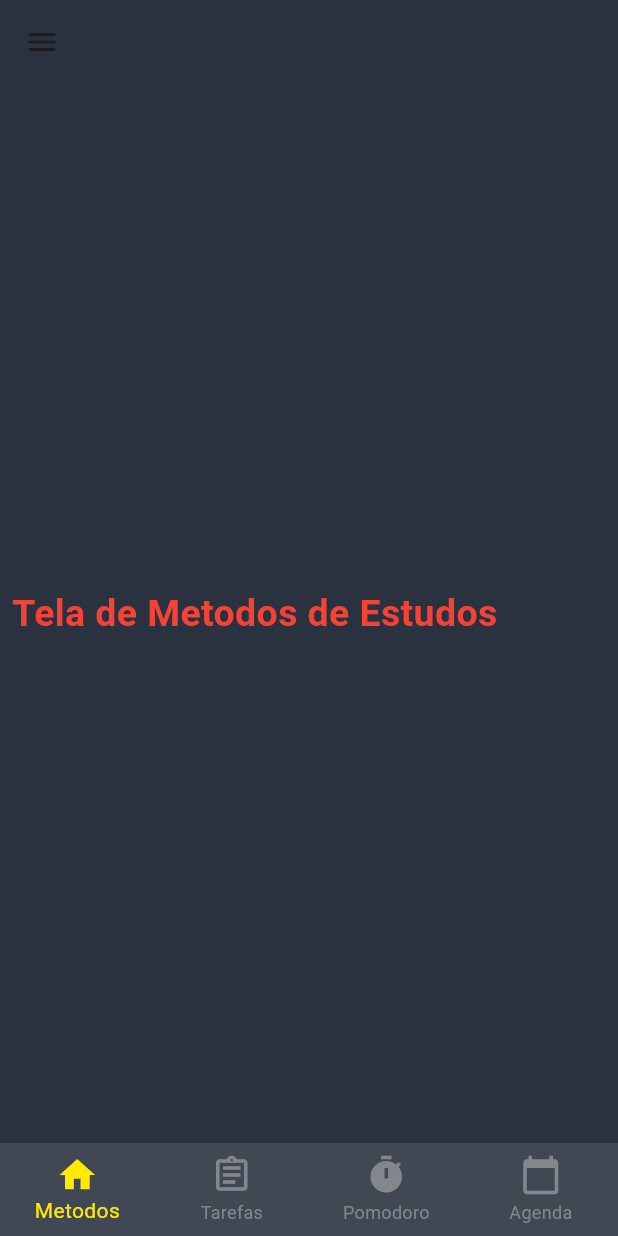
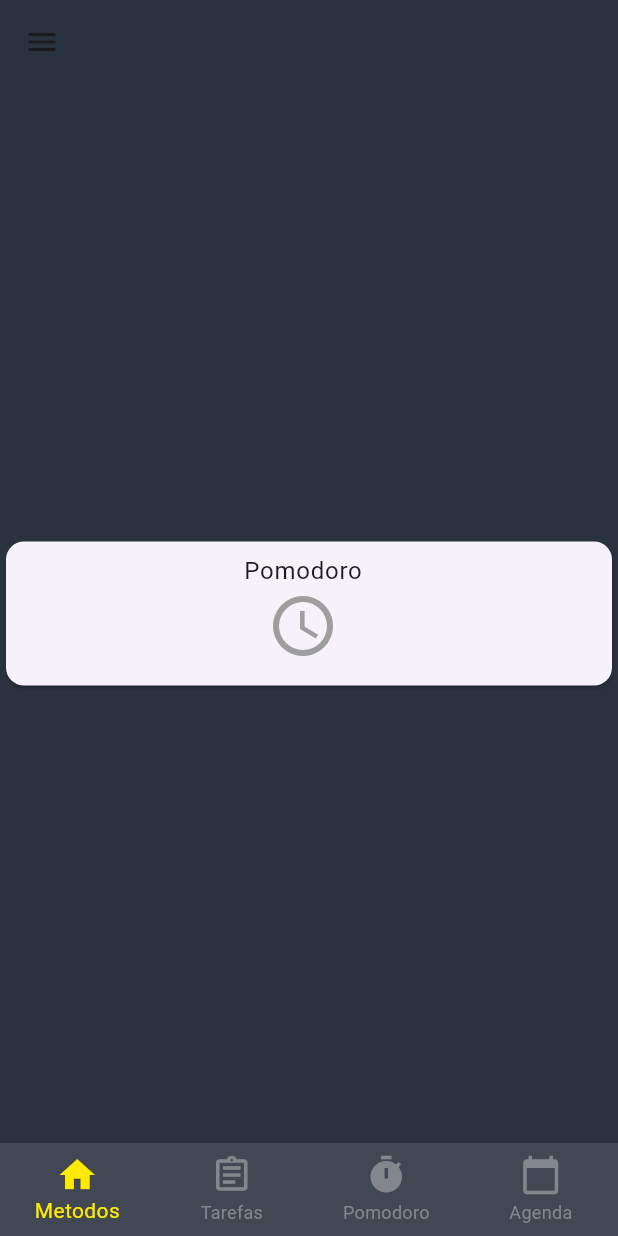
Before and after one commit to Kevengrf/Illumina, a Flutter app: the screen it shows after launch, after a tap on "Entrar", on a phone screen of 412 x 824 dp. Run offline on Flutter 3.47's test engine with Material 3 defaults, Android fonts, the phone set to English and light mode, and no system bars; our stand-ins replace date_picker_timeline, parse_server_sdk_flutter, table_calendar; network calls fail.

Commit message:
antonio guedes: add tela metodos de estudos

```diff
--- a/lib/homepage.dart
+++ b/lib/appBody.dart
@@ -5,14 +5,14 @@ import 'package:flutter_application_illumina/screens/perfil/perfil.dart';
 import 'package:flutter_application_illumina/screens/tarefa/tarefas.dart';
 import 'package:flutter_application_illumina/screens/pomodoro/pomodoro.dart';
 
-class HomePage extends StatefulWidget {
-  const HomePage({super.key});
+class AppBody extends StatefulWidget {
+  const AppBody({super.key});
 
   @override
-  State<HomePage> createState() => _HomePageState();
+  State<AppBody> createState() => _AppBodyState();
 }
 
-class _HomePageState extends State<HomePage> {
+class _AppBodyState extends State<AppBody> {
   int currentIndex = 0;
   final screens = [
     const MetodosEstudos(),
--- a/lib/main.dart
+++ b/lib/main.dart
@@ -1,9 +1,10 @@
 import 'package:flutter/material.dart';
 import 'package:flutter_application_illumina/screens/login/login.dart';
+import 'package:flutter_application_illumina/screens/pomodoro/pomodoro.dart';
 import 'package:flutter_localizations/flutter_localizations.dart';
 import 'package:parse_server_sdk_flutter/parse_server_sdk_flutter.dart';
 
-import 'homepage.dart';
+import 'appBody.dart';
 
 Future<void> main() async {
   const keyApplicationId = 'dqZBCoWIex7uTx8M0CRlOnzKKADF0qclYmzZxQgM';
@@ -38,7 +39,12 @@ class MyApp extends StatelessWidget {
         Locale('en', 'US'),
         Locale('pt', 'BR'),
       ],
-      home: const LoginPage(), //HomePage(),
+      initialRoute: '/',
+      routes: {
+        '/': (context) => const LoginPage(),
+        '/appbody': (context) => const AppBody(),
+        '/pomodoro': (context) => const Pomodoro(),
+      },
     );
   }
 }
--- a/lib/screens/agenda/Agenda.dart
+++ b/lib/screens/agenda/Agenda.dart
@@ -57,7 +57,7 @@ class AgendaState extends State<Agenda> {
         firstDay: DateTime.utc(2010, 10, 16),
         lastDay: DateTime(2030, 3, 14),
         onDaySelected: _onDaySelected,
-        headerStyle: HeaderStyle(
+        headerStyle: const HeaderStyle(
         formatButtonVisible: false,
         titleCentered: true,
         titleTextStyle: TextStyle(color: Colors.white),
--- a/lib/screens/login/login.dart
+++ b/lib/screens/login/login.dart
@@ -1,5 +1,5 @@
 import 'package:flutter/material.dart';
-import 'package:flutter_application_illumina/homepage.dart';
+import 'package:flutter_application_illumina/appBody.dart';
 
 class LoginPage extends StatelessWidget {
   const LoginPage({super.key});
@@ -49,10 +49,7 @@ class LoginPage extends StatelessWidget {
               const SizedBox(height: 20),
               ElevatedButton(
                 onPressed: () {
-                  Navigator.push(
-                  context,
-                  MaterialPageRoute(builder: (context) => const HomePage()),
-                );
+                  Navigator.pushNamed(context, '/appbody');
                 },
                 style: ButtonStyle(
                   backgroundColor: WidgetStateProperty.all(Colors.yellow),
@@ -73,8 +70,7 @@ class LoginPage extends StatelessWidget {
               ),
               const SizedBox(height: 15),
               GestureDetector(
-                onTap: () {
-                },
+                onTap: () {},
                 child: const Text(
                   'Esqueci a senha',
                   style: TextStyle(color: Colors.white),
@@ -82,8 +78,7 @@ class LoginPage extends StatelessWidget {
               ),
               const SizedBox(height: 30),
               GestureDetector(
-                onTap: () {
-                },
+                onTap: () {},
                 child: RichText(
                   text: const TextSpan(
                     text: 'Não tem uma conta? ',
--- a/lib/screens/metodosEstudos.dart
+++ b/lib/screens/metodosEstudos.dart
@@ -5,20 +5,33 @@ class MetodosEstudos extends StatelessWidget {
 
   @override
   Widget build(BuildContext context) {
-    return const Scaffold(
+    return Scaffold(
       body: Column(
         mainAxisAlignment: MainAxisAlignment.center,
         children: [
-          Padding(
-            padding: EdgeInsets.all(8.0),
-            child: Text(
-            'Tela de Metodos de Estudos',
-            style: TextStyle(
-              fontSize: 25,
-              fontWeight: FontWeight.bold,
-              color: Colors.red),
+          Card(
+            child: ListTile(
+              onTap: () {
+                Navigator.pushNamed(context, '/pomodoro');
+              },
+              title: const Column(
+                mainAxisAlignment: MainAxisAlignment.center,
+                crossAxisAlignment: CrossAxisAlignment.center,
+                children: [
+                  Text(
+                    "Pomodoro",
+                    style: TextStyle(fontSize: 16),
+                  ),
+                  Icon(
+                    Icons.access_time,
+                    size: 48,
+                    color: Colors.grey,
+                  ),
+                  SizedBox(height: 8),
+                ],
+              ),
+            ),
           ),
-          )
         ],
       ),
     );
--- a/lib/screens/pomodoro/pomodoro.dart
+++ b/lib/screens/pomodoro/pomodoro.dart
@@ -48,7 +48,19 @@ class _PomodoroState extends State<Pomodoro> {
   Widget build(BuildContext context) {
     return Scaffold(
       appBar: AppBar(
-        title: const Text('Pomodoro'),
+        leading: IconButton(
+          icon: const Icon(Icons.arrow_back_ios_new),
+          color: Colors.white,
+          onPressed: () {
+            Navigator.pop(context);
+          },
+        ),
+        title: const Text(
+          'Pomodoro',
+          style: TextStyle(
+            color: Colors.white,
+          ),
+        ),
       ),
       body: ListView(children: [
         Column(
```
